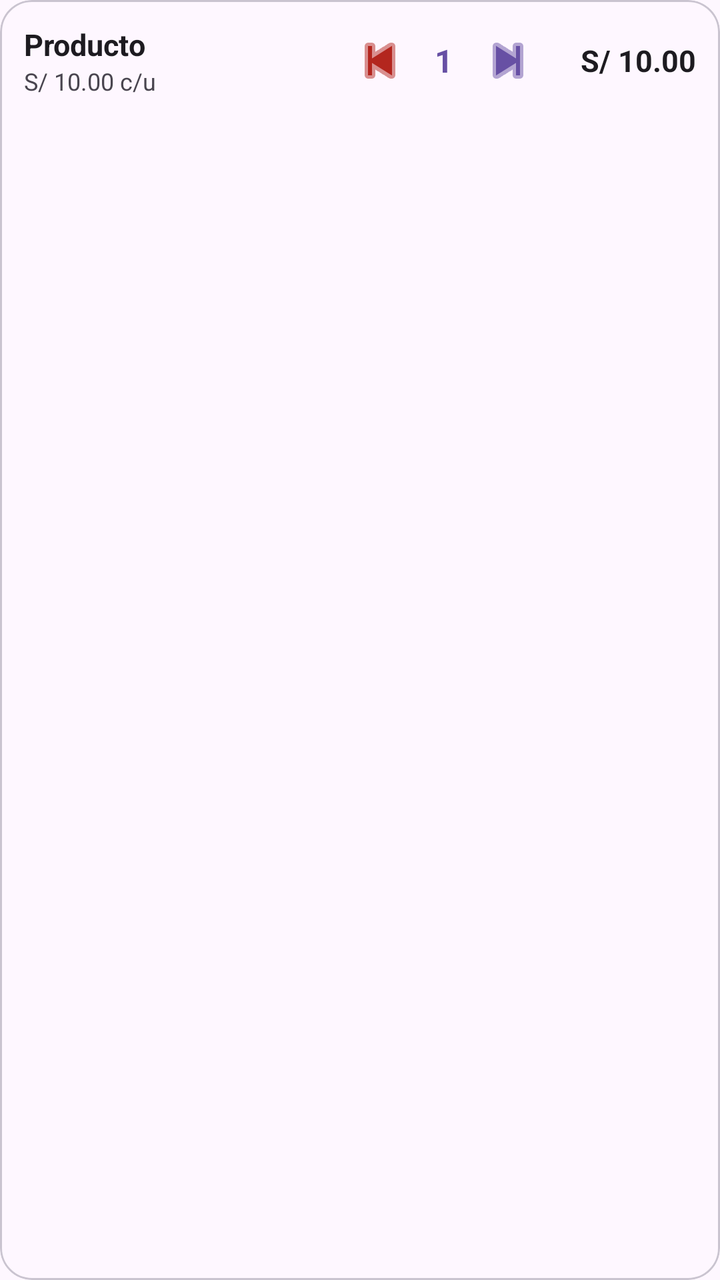
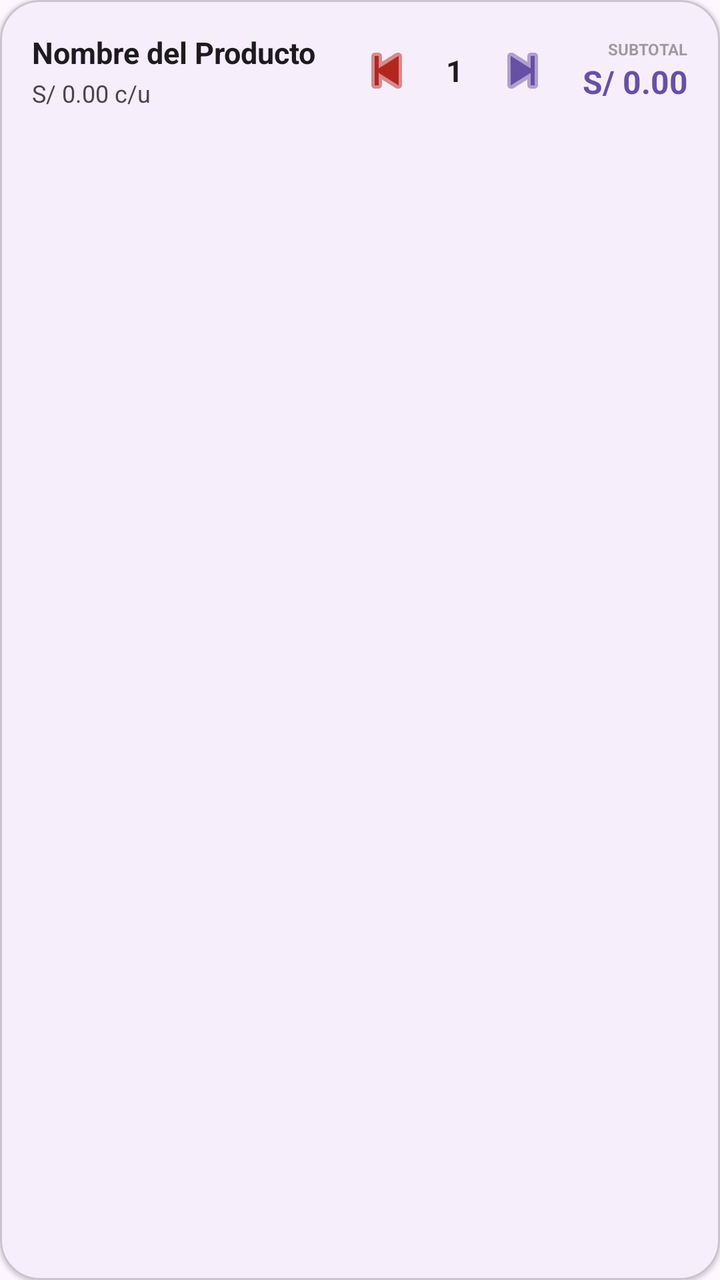

Before-and-after screenshots of an Android layout around one commit, followed by the original layout XML and the change that was made.
<!-- AndroidManifest.xml: application theme Theme.Naxor -->
<!-- res/layout/item_cart_product.xml -->
<?xml version="1.0" encoding="utf-8"?>
<com.google.android.material.card.MaterialCardView xmlns:android="http://schemas.android.com/apk/res/android"
    xmlns:app="http://schemas.android.com/apk/res-auto"
    android:layout_width="match_parent"
    android:layout_height="wrap_content"
    android:layout_marginBottom="8dp"
    app:cardBackgroundColor="?attr/colorSurface"
    app:cardCornerRadius="16dp"
    app:cardElevation="0dp"
    app:strokeWidth="1dp"
    app:strokeColor="?attr/colorOutlineVariant">

    <LinearLayout
        android:layout_width="match_parent"
        android:layout_height="wrap_content"
        android:orientation="horizontal"
        android:padding="12dp"
        android:gravity="center_vertical">

        
        <LinearLayout
            android:layout_width="0dp"
            android:layout_height="wrap_content"
            android:layout_weight="1"
            android:orientation="vertical">

            <TextView
                android:id="@+id/tvCartProdName"
                android:layout_width="wrap_content"
                android:layout_height="wrap_content"
                android:text="Producto"
                android:textSize="15sp"
                android:textStyle="bold"
                android:textColor="?attr/colorOnSurface"
                android:ellipsize="end"
                android:maxLines="1" />

            <TextView
                android:id="@+id/tvCartProdPrice"
                android:layout_width="wrap_content"
                android:layout_height="wrap_content"
                android:text="S/ 10.00 c/u"
                android:textSize="12sp"
                android:textColor="?attr/colorOnSurfaceVariant" />
        </LinearLayout>

        
        <LinearLayout
            android:layout_width="wrap_content"
            android:layout_height="wrap_content"
            android:orientation="horizontal"
            android:gravity="center_vertical"
            android:layout_marginHorizontal="8dp">

            <ImageButton
                android:id="@+id/btnCartMinus"
                android:layout_width="32dp"
                android:layout_height="32dp"
                android:background="?attr/selectableItemBackgroundBorderless"
                android:src="@android:drawable/ic_media_previous"
                app:tint="?attr/colorError" />

            <TextView
                android:id="@+id/tvCartQty"
                android:layout_width="32dp"
                android:layout_height="wrap_content"
                android:text="1"
                android:textSize="16sp"
                android:textStyle="bold"
                android:gravity="center"
                android:textColor="?attr/colorPrimary" />

            <ImageButton
                android:id="@+id/btnCartPlus"
                android:layout_width="32dp"
                android:layout_height="32dp"
                android:background="?attr/selectableItemBackgroundBorderless"
                android:src="@android:drawable/ic_media_next"
                app:tint="?attr/colorPrimary" />
        </LinearLayout>

        
        <TextView
            android:id="@+id/tvCartSubtotal"
            android:layout_width="70dp"
            android:layout_height="wrap_content"
            android:text="S/ 10.00"
            android:textSize="15sp"
            android:textStyle="bold"
            android:gravity="end"
            android:textColor="?attr/colorOnSurface" />

    </LinearLayout>
</com.google.android.material.card.MaterialCardView>
<!-- resources referenced by this layout -->
<resources>
  <style name="Theme.Naxor" parent="Base.Theme.Naxor" />
  <style name="Base.Theme.Naxor" parent="Theme.Material3.DayNight.NoActionBar">
          
          
      </style>
</resources>

<!-- the commit's change to res/layout/item_cart_product.xml (unified diff, before → after) -->
@@ -3,10 +3,10 @@
     xmlns:app="http://schemas.android.com/apk/res-auto"
     android:layout_width="match_parent"
     android:layout_height="wrap_content"
-    android:layout_marginBottom="8dp"
+    android:layout_marginBottom="12dp"
     app:cardBackgroundColor="?attr/colorSurface"
-    app:cardCornerRadius="16dp"
-    app:cardElevation="0dp"
+    app:cardCornerRadius="20dp"
+    app:cardElevation="1dp"
     app:strokeWidth="1dp"
     app:strokeColor="?attr/colorOutlineVariant">
 
@@ -14,7 +14,7 @@
         android:layout_width="match_parent"
         android:layout_height="wrap_content"
         android:orientation="horizontal"
-        android:padding="12dp"
+        android:padding="16dp"
         android:gravity="center_vertical">
 
         
@@ -28,18 +28,17 @@
                 android:id="@+id/tvCartProdName"
                 android:layout_width="wrap_content"
                 android:layout_height="wrap_content"
-                android:text="Producto"
+                android:text="Nombre del Producto"
                 android:textSize="15sp"
                 android:textStyle="bold"
                 android:textColor="?attr/colorOnSurface"
-                android:ellipsize="end"
-                android:maxLines="1" />
+                android:layout_marginBottom="2dp" />
 
             <TextView
                 android:id="@+id/tvCartProdPrice"
                 android:layout_width="wrap_content"
                 android:layout_height="wrap_content"
-                android:text="S/ 10.00 c/u"
+                android:text="S/ 0.00 c/u"
                 android:textSize="12sp"
                 android:textColor="?attr/colorOnSurfaceVariant" />
         </LinearLayout>
@@ -50,7 +49,8 @@
             android:layout_height="wrap_content"
             android:orientation="horizontal"
             android:gravity="center_vertical"
-            android:layout_marginHorizontal="8dp">
+            android:padding="2dp"
+            android:layout_marginHorizontal="12dp">
 
             <ImageButton
                 android:id="@+id/btnCartMinus"
@@ -58,17 +58,18 @@
                 android:layout_height="32dp"
                 android:background="?attr/selectableItemBackgroundBorderless"
                 android:src="@android:drawable/ic_media_previous"
-                app:tint="?attr/colorError" />
+                app:tint="?attr/colorError"
+                android:scaleType="centerInside" />
 
             <TextView
                 android:id="@+id/tvCartQty"
-                android:layout_width="32dp"
+                android:layout_width="36dp"
                 android:layout_height="wrap_content"
                 android:text="1"
-                android:textSize="16sp"
+                android:textSize="15sp"
                 android:textStyle="bold"
                 android:gravity="center"
-                android:textColor="?attr/colorPrimary" />
+                android:textColor="?attr/colorOnSurface" />
 
             <ImageButton
                 android:id="@+id/btnCartPlus"
@@ -76,19 +77,33 @@
                 android:layout_height="32dp"
                 android:background="?attr/selectableItemBackgroundBorderless"
                 android:src="@android:drawable/ic_media_next"
-                app:tint="?attr/colorPrimary" />
+                app:tint="?attr/colorPrimary"
+                android:scaleType="centerInside" />
         </LinearLayout>
 
         
-        <TextView
-            android:id="@+id/tvCartSubtotal"
-            android:layout_width="70dp"
+        <LinearLayout
+            android:layout_width="wrap_content"
             android:layout_height="wrap_content"
-            android:text="S/ 10.00"
-            android:textSize="15sp"
-            android:textStyle="bold"
-            android:gravity="end"
-            android:textColor="?attr/colorOnSurface" />
+            android:orientation="vertical"
+            android:gravity="end">
+            <TextView
+                android:layout_width="wrap_content"
+                android:layout_height="wrap_content"
+                android:text="SUBTOTAL"
+                android:textSize="8sp"
+                android:textStyle="bold"
+                android:textColor="?attr/colorOnSurfaceVariant"
+                android:alpha="0.5" />
+            <TextView
+                android:id="@+id/tvCartSubtotal"
+                android:layout_width="wrap_content"
+                android:layout_height="wrap_content"
+                android:text="S/ 0.00"
+                android:textSize="16sp"
+                android:textStyle="bold"
+                android:textColor="?attr/colorPrimary" />
+        </LinearLayout>
 
     </LinearLayout>
 </com.google.android.material.card.MaterialCardView>
